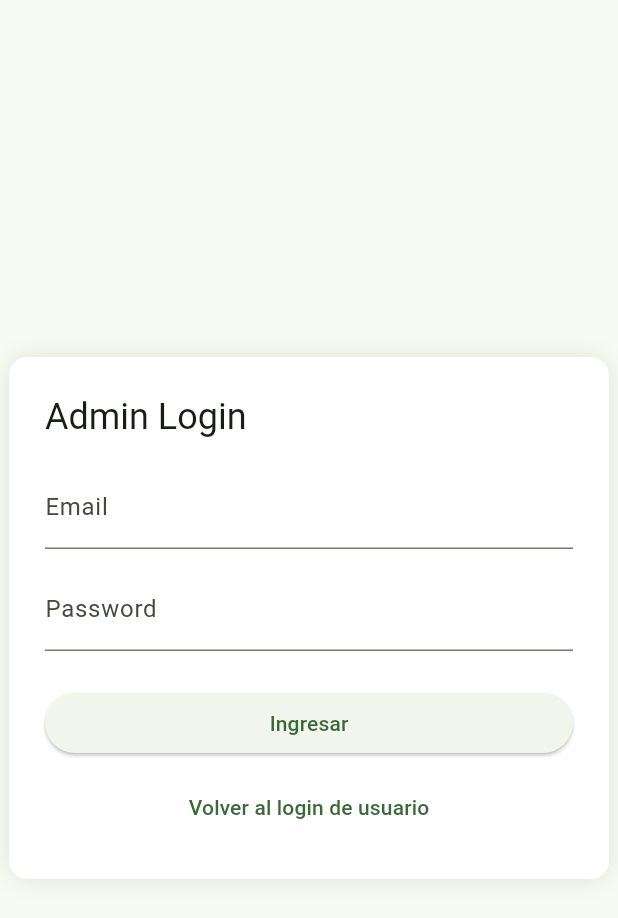
After one commit to Selling-Cars-Quickly-Mobile-Application/certiweb_flutter, a Flutter app: the AdminLoginPage screen opened directly, on a phone screen of 412 x 824 dp. The commit adds this screen. Shown: the top 918 px of the screen. Run offline on Flutter 3.47's test engine with Material 3 defaults, Android fonts, the phone set to English and light mode, and no system bars; our stand-ins replace dio, file_picker, shared_preferences; accounts and stored records are empty.

Commit message:
feat(login): add admin login page and update redirect path
Add new admin login page with separate authentication flow. Update the redirect path after successful admin login from '/dashboard' to '/admin-certification' for better route organization.

```diff
--- /dev/null
+++ b/lib/public/pages/login/admin_login_page.dart
@@ -0,0 +1,70 @@
+import 'package:flutter/material.dart';
+import 'package:shared_preferences/shared_preferences.dart';
+import '../../services/admin_auth_service.dart';
+
+class AdminLoginPage extends StatefulWidget {
+  const AdminLoginPage({super.key});
+  @override
+  State<AdminLoginPage> createState() => _AdminLoginPageState();
+}
+
+class _AdminLoginPageState extends State<AdminLoginPage> {
+  final _email = TextEditingController();
+  final _password = TextEditingController();
+  final _auth = AdminAuthService();
+  String? _error;
+  bool _loading = false;
+
+  Future<void> _login() async {
+    setState(() { _error = null; _loading = true; });
+    try {
+      final res = await _auth.login(_email.text.trim(), _password.text);
+      final prefs = await SharedPreferences.getInstance();
+      final token = prefs.getString('adminToken');
+      if (token != null && token.isNotEmpty) {
+        if (!mounted) return;
+        Navigator.pushReplacementNamed(context, '/admin-certification');
+        return;
+      }
+      setState(() => _error = 'Inicio de sesión fallido');
+    } catch (e) {
+      setState(() => _error = 'Credenciales inválidas');
+    } finally {
+      setState(() => _loading = false);
+    }
+  }
+
+  @override
+  Widget build(BuildContext context) {
+    return Scaffold(
+      body: Center(
+        child: Container(
+          padding: const EdgeInsets.all(24),
+          width: 400,
+          decoration: BoxDecoration(
+            color: Colors.white,
+            borderRadius: BorderRadius.circular(12),
+            boxShadow: [BoxShadow(color: Colors.black.withOpacity(0.1), blurRadius: 12)],
+          ),
+          child: Column(
+            mainAxisSize: MainAxisSize.min,
+            crossAxisAlignment: CrossAxisAlignment.stretch,
+            children: [
+              Text('Admin Login', style: Theme.of(context).textTheme.headlineSmall),
+              const SizedBox(height: 16),
+              TextField(controller: _email, decoration: const InputDecoration(labelText: 'Email')),
+              const SizedBox(height: 12),
+              TextField(controller: _password, decoration: const InputDecoration(labelText: 'Password'), obscureText: true),
+              const SizedBox(height: 16),
+              if (_error != null) Text(_error!, style: const TextStyle(color: Colors.red)),
+              const SizedBox(height: 8),
+              ElevatedButton(onPressed: _loading ? null : _login, child: Text(_loading ? 'Ingresando...' : 'Ingresar')),
+              const SizedBox(height: 8),
+              TextButton(onPressed: () => Navigator.pushReplacementNamed(context, '/login'), child: const Text('Volver al login de usuario')),
+            ],
+          ),
+        ),
+      ),
+    );
+  }
+}
--- a/lib/public/pages/login/login.dart
+++ b/lib/public/pages/login/login.dart
@@ -320,7 +320,7 @@ class _LoginPageState extends State<LoginPage> {
       final adminResult = await _auth.loginAdmin(_email.text, _password.text);
       if (adminResult['success'] == true) {
         setState(() { _success = 'Inicio de sesión de administrador'; });
-        if (mounted) Navigator.pushReplacementNamed(context, '/dashboard');
+        if (mounted) Navigator.pushReplacementNamed(context, '/admin-certification');
         return;
       }
       setState(() { _error = 'Credenciales incorrectas. Verifica correo y contraseña.'; });
```
